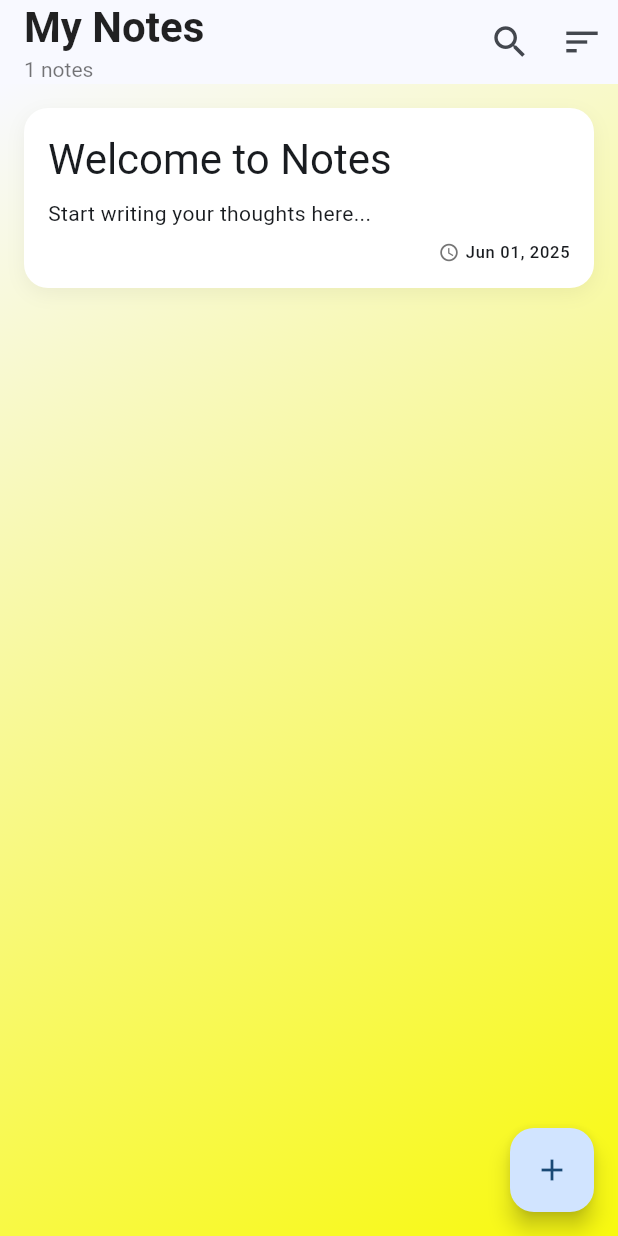
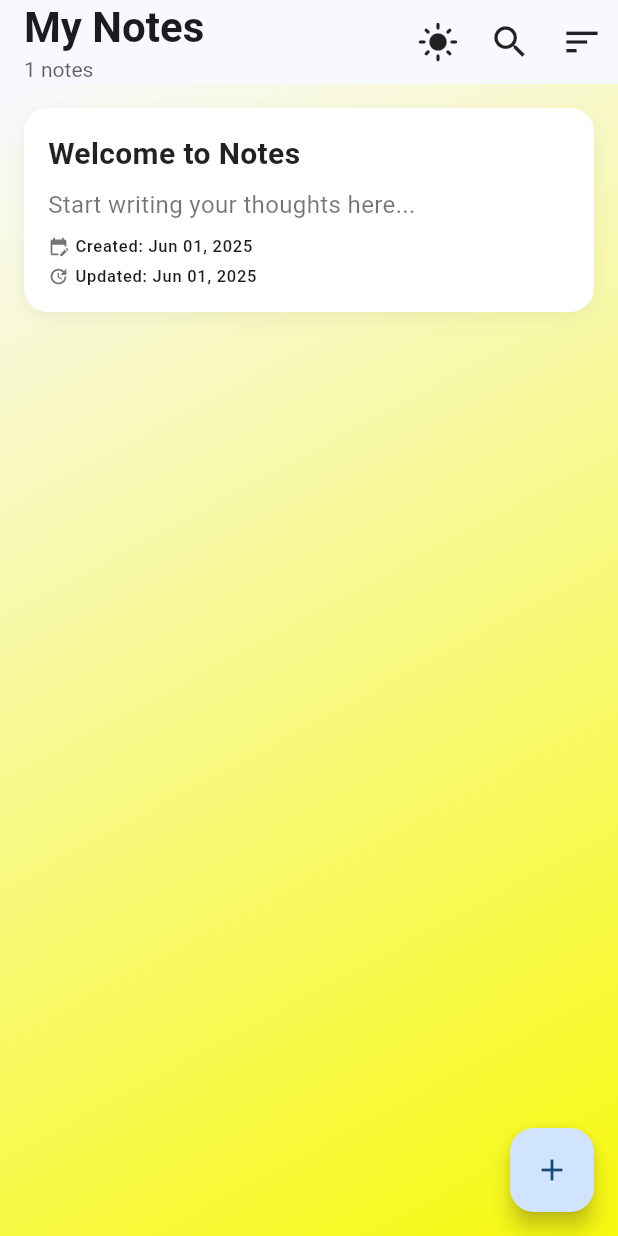
Before and after one commit to jbpranov2204/Notes_Application, a Flutter app: the screen it shows after launch, on a phone screen of 412 x 824 dp. Run offline on Flutter 3.47's test engine with Material 3 defaults, Android fonts, the phone set to English and light mode, and no system bars; our stand-ins replace get, google_fonts.

Commit message:
made chages

```diff
--- /dev/null
+++ b/lib/controllers/theme_controller.dart
@@ -0,0 +1,13 @@
+import 'package:get/get.dart';
+import 'package:flutter/material.dart';
+
+class ThemeController extends GetxController {
+  final _isDarkMode = Get.isDarkMode.obs;
+
+  bool get isDarkMode => _isDarkMode.value;
+
+  void toggleTheme() {
+    _isDarkMode.value = !_isDarkMode.value;
+    Get.changeThemeMode(_isDarkMode.value ? ThemeMode.dark : ThemeMode.light);
+  }
+}
--- a/lib/screens/home_screen.dart
+++ b/lib/screens/home_screen.dart
@@ -2,12 +2,14 @@ import 'package:flutter/material.dart';
 import 'package:get/get.dart';
 import 'package:intl/intl.dart';
 import '../controllers/notes_controller.dart';
+import '../controllers/theme_controller.dart';
 import '../models/note.dart';
 
 class HomeScreen extends GetView<NotesController> {
   const HomeScreen({super.key});
   @override
   Widget build(BuildContext context) {
+    final themeController = Get.find<ThemeController>();
     return Container(
       decoration: BoxDecoration(
         gradient: LinearGradient(
@@ -27,23 +29,39 @@ class HomeScreen extends GetView<NotesController> {
           title: Column(
             crossAxisAlignment: CrossAxisAlignment.start,
             children: [
-              const Text(
+              Text(
                 'My Notes',
                 style: TextStyle(
                   fontSize: 28,
                   fontWeight: FontWeight.bold,
-                  color: Colors.black87,
+                  color: Theme.of(context).textTheme.bodyLarge?.color,
                 ),
               ),
               Obx(
                 () => Text(
                   '${controller.notes.length} notes',
-                  style: const TextStyle(fontSize: 14, color: Colors.black54),
+                  style: TextStyle(
+                    fontSize: 14,
+                    color: Theme.of(
+                      context,
+                    ).textTheme.bodyMedium?.color?.withOpacity(0.7),
+                  ),
                 ),
               ),
             ],
           ),
           actions: [
+            Obx(
+              () => IconButton(
+                icon: Icon(
+                  themeController.isDarkMode
+                      ? Icons.dark_mode
+                      : Icons.light_mode,
+                  size: 28,
+                ),
+                onPressed: themeController.toggleTheme,
+              ),
+            ),
             IconButton(
               icon: const Icon(Icons.search, size: 28),
               onPressed: () {
@@ -231,30 +249,49 @@ class HomeScreen extends GetView<NotesController> {
                 children: [
                   Text(
                     note.title,
-                    style: Theme.of(context).textTheme.headlineMedium,
+                    style: const TextStyle(
+                      fontSize: 20,
+                      fontWeight: FontWeight.bold,
+                      color: Colors.black87,
+                    ),
                     maxLines: 1,
                     overflow: TextOverflow.ellipsis,
                   ),
                   const SizedBox(height: 8),
                   Text(
                     note.content,
-                    style: Theme.of(context).textTheme.bodyMedium,
+                    style: const TextStyle(fontSize: 16, color: Colors.black54),
                     maxLines: 2,
                     overflow: TextOverflow.ellipsis,
                   ),
                   const SizedBox(height: 8),
+                  Column(
+                    crossAxisAlignment: CrossAxisAlignment.start,
+                    children: [
                       Row(
-                    mainAxisAlignment: MainAxisAlignment.end,
                         children: [
                           Icon(
-                        Icons.access_time,
+                            Icons.edit_calendar,
                             size: 14,
                             color: Colors.grey[600],
                           ),
                           const SizedBox(width: 4),
                           Text(
-                        DateFormat('MMM dd, yyyy').format(note.updatedAt),
+                            'Created: ${DateFormat('MMM dd, yyyy').format(note.createdAt)}',
                             style: Theme.of(context).textTheme.labelSmall,
+                          ),
+                        ],
+                      ),
+                      const SizedBox(height: 4),
+                      Row(
+                        children: [
+                          Icon(Icons.update, size: 14, color: Colors.grey[600]),
+                          const SizedBox(width: 4),
+                          Text(
+                            'Updated: ${DateFormat('MMM dd, yyyy').format(note.updatedAt)}',
+                            style: Theme.of(context).textTheme.labelSmall,
+                          ),
+                        ],
                       ),
                     ],
                   ),
```
Also changed, not shown: lib/bindings/app_bindings.dart (added, +11 -0 lines), lib/main.dart (+28 -14 lines), lib/screens/edit_note_screen.dart (added, +66 -0 lines). Lines whose indentation alone changed are shown as unchanged.
